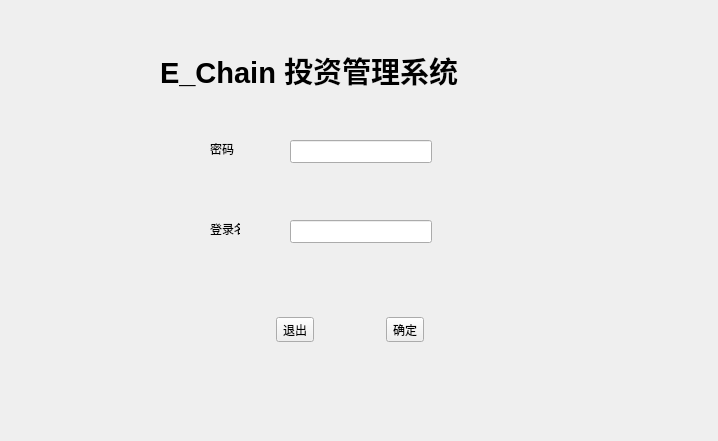
Before: the Qt Designer form loginwidget.ui in shiyu-coder/Student-information-management-system, drawn with Qt 5.
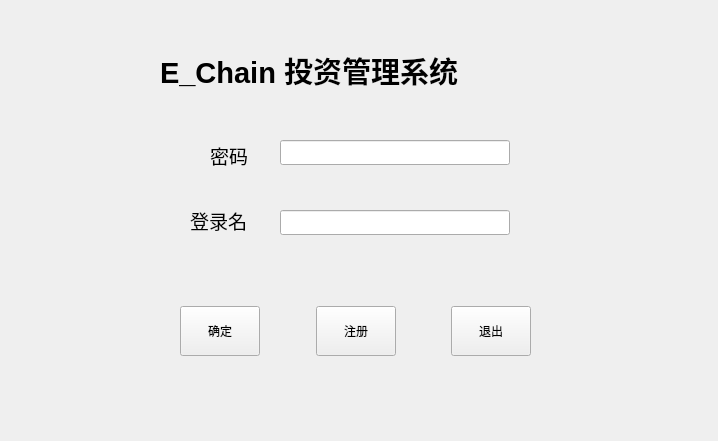
After: the same form once the commit is applied.

The edit to the form file:
```diff
--- a/loginwidget.ui
+++ b/loginwidget.ui
@@ -16,10 +16,10 @@
   <widget class="QLabel" name="LogLabel">
    <property name="geometry">
     <rect>
-     <x>210</x>
-     <y>200</y>
-     <width>30</width>
-     <height>59</height>
+     <x>190</x>
+     <y>190</y>
+     <width>81</width>
+     <height>61</height>
     </rect>
    </property>
    <property name="minimumSize">
@@ -29,43 +29,103 @@
     </size>
    </property>
    <property name="text">
-    <string>&lt;html&gt;&lt;head/&gt;&lt;body&gt;&lt;p&gt;登录名&lt;/p&gt;&lt;/body&gt;&lt;/html&gt;</string>
+    <string>&lt;html&gt;&lt;head/&gt;&lt;body&gt;&lt;p&gt;&lt;span style=&quot; font-size:14pt;&quot;&gt;登录名&lt;/span&gt;&lt;/p&gt;&lt;/body&gt;&lt;/html&gt;</string>
    </property>
   </widget>
   <widget class="QLineEdit" name="LogEdit">
    <property name="geometry">
     <rect>
-     <x>290</x>
-     <y>220</y>
-     <width>142</width>
-     <height>23</height>
+     <x>280</x>
+     <y>140</y>
+     <width>230</width>
+     <height>25</height>
     </rect>
    </property>
   </widget>
   <widget class="QWidget" name="horizontalLayoutWidget">
    <property name="geometry">
     <rect>
-     <x>210</x>
-     <y>290</y>
-     <width>281</width>
-     <height>80</height>
+     <x>180</x>
+     <y>280</y>
+     <width>351</width>
+     <height>102</height>
     </rect>
    </property>
    <layout class="QHBoxLayout" name="horizontalLayout">
-    <item>
-     <widget class="QToolButton" name="QuitButton">
-      <property name="text">
-       <string>退出</string>
-      </property>
-     </widget>
-    </item>
     <item>
      <widget class="QToolButton" name="ConfirmButton">
+      <property name="minimumSize">
+       <size>
+        <width>80</width>
+        <height>50</height>
+       </size>
+      </property>
+      <property name="styleSheet">
+       <string notr="true">QToolButton#ConfirmButton:hover{  background-color: qconicalgradient(cx:0.5, cy:0.522909, angle:179.9, stop:0.494318 rgba(181, 225, 250, 255), stop:0.5 rgba(222, 242, 251, 255));  border-radius:0px;  border: 1px solid #3C80B1;  }QToolButton#ConfirmButton:pressed{ border: 3px solid #3C80B1;}QToolButton#ConfirmButton:checked{   background-color: qlineargradient(spread:pad, x1:0, y1:0, x2:1, y2:0.0284091, stop:0 rgba(67, 88, 89, 177), stop:1 rgba(110, 161, 164, 195));  border-radius:0px;  border: 1px solid #5F92B2;  }</string>
+      </property>
       <property name="text">
        <string>确定</string>
       </property>
      </widget>
     </item>
+    <item>
+     <spacer name="horizontalSpacer">
+      <property name="orientation">
+       <enum>Qt::Horizontal</enum>
+      </property>
+      <property name="sizeHint" stdset="0">
+       <size>
+        <width>40</width>
+        <height>20</height>
+       </size>
+      </property>
+     </spacer>
+    </item>
+    <item>
+     <widget class="QToolButton" name="ToolButton">
+      <property name="minimumSize">
+       <size>
+        <width>80</width>
+        <height>50</height>
+       </size>
+      </property>
+      <property name="styleSheet">
+       <string notr="true">QToolButton#ToolButton:hover{  background-color: qconicalgradient(cx:0.5, cy:0.522909, angle:179.9, stop:0.494318 rgba(181, 225, 250, 255), stop:0.5 rgba(222, 242, 251, 255));  border-radius:0px;  border: 1px solid #3C80B1;  }QToolButton#ToolButton:pressed{ border: 3px solid #3C80B1;}QToolButton#ToolButton:checked{   background-color: qlineargradient(spread:pad, x1:0, y1:0, x2:1, y2:0.0284091, stop:0 rgba(67, 88, 89, 177), stop:1 rgba(110, 161, 164, 195));  border-radius:0px;  border: 1px solid #5F92B2;  }</string>
+      </property>
+      <property name="text">
+       <string>注册</string>
+      </property>
+     </widget>
+    </item>
+    <item>
+     <spacer name="horizontalSpacer_2">
+      <property name="orientation">
+       <enum>Qt::Horizontal</enum>
+      </property>
+      <property name="sizeHint" stdset="0">
+       <size>
+        <width>40</width>
+        <height>20</height>
+       </size>
+      </property>
+     </spacer>
+    </item>
+    <item>
+     <widget class="QToolButton" name="QuitButton">
+      <property name="minimumSize">
+       <size>
+        <width>80</width>
+        <height>50</height>
+       </size>
+      </property>
+      <property name="styleSheet">
+       <string notr="true">QToolButton#QuitButton:hover{  background-color: qconicalgradient(cx:0.5, cy:0.522909, angle:179.9, stop:0.494318 rgba(181, 225, 250, 255), stop:0.5 rgba(222, 242, 251, 255));  border-radius:0px;  border: 1px solid #3C80B1;  }QToolButton#QuitButton:pressed{ border: 3px solid #3C80B1;}QToolButton#QuitButton:checked{   background-color: qlineargradient(spread:pad, x1:0, y1:0, x2:1, y2:0.0284091, stop:0 rgba(67, 88, 89, 177), stop:1 rgba(110, 161, 164, 195));  border-radius:0px;  border: 1px solid #5F92B2;  }</string>
+      </property>
+      <property name="text">
+       <string>退出</string>
+      </property>
+     </widget>
+    </item>
    </layout>
   </widget>
   <widget class="QLabel" name="Name">
@@ -86,8 +146,8 @@
     <rect>
      <x>210</x>
      <y>120</y>
-     <width>30</width>
-     <height>59</height>
+     <width>71</width>
+     <height>71</height>
     </rect>
    </property>
    <property name="minimumSize">
@@ -97,16 +157,16 @@
     </size>
    </property>
    <property name="text">
-    <string>&lt;html&gt;&lt;head/&gt;&lt;body&gt;&lt;p&gt;密码&lt;/p&gt;&lt;/body&gt;&lt;/html&gt;</string>
+    <string>&lt;html&gt;&lt;head/&gt;&lt;body&gt;&lt;p&gt;&lt;span style=&quot; font-size:14pt;&quot;&gt;密码&lt;/span&gt;&lt;/p&gt;&lt;/body&gt;&lt;/html&gt;</string>
    </property>
   </widget>
   <widget class="QLineEdit" name="KeyEdit">
    <property name="geometry">
     <rect>
-     <x>290</x>
-     <y>140</y>
-     <width>142</width>
-     <height>23</height>
+     <x>280</x>
+     <y>210</y>
+     <width>230</width>
+     <height>25</height>
     </rect>
    </property>
    <property name="mouseTracking">
```
Left out of the diff: 6 changed lines with no effect on the pictures.
